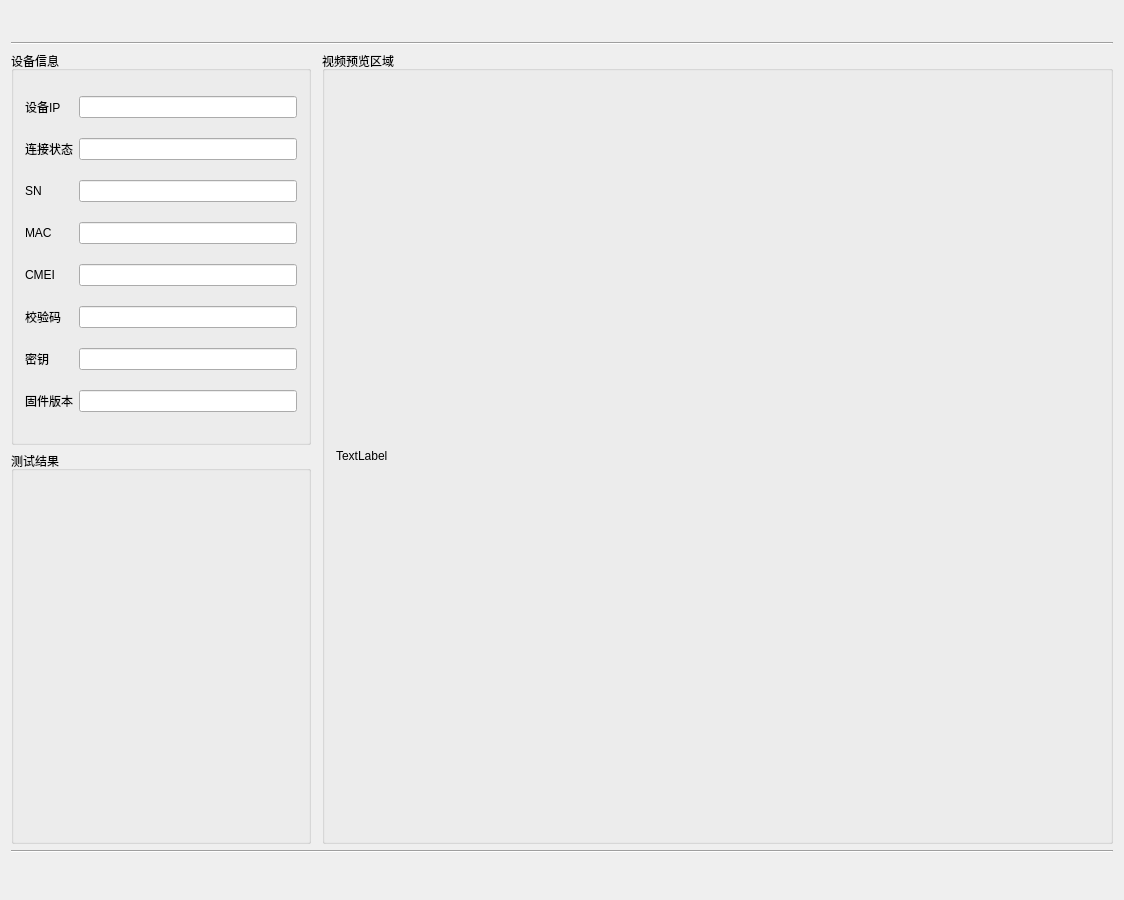
MMQQING/IPCTestDemo, file IPCTestDemo/IPCTestDemo.ui: the form before one commit.
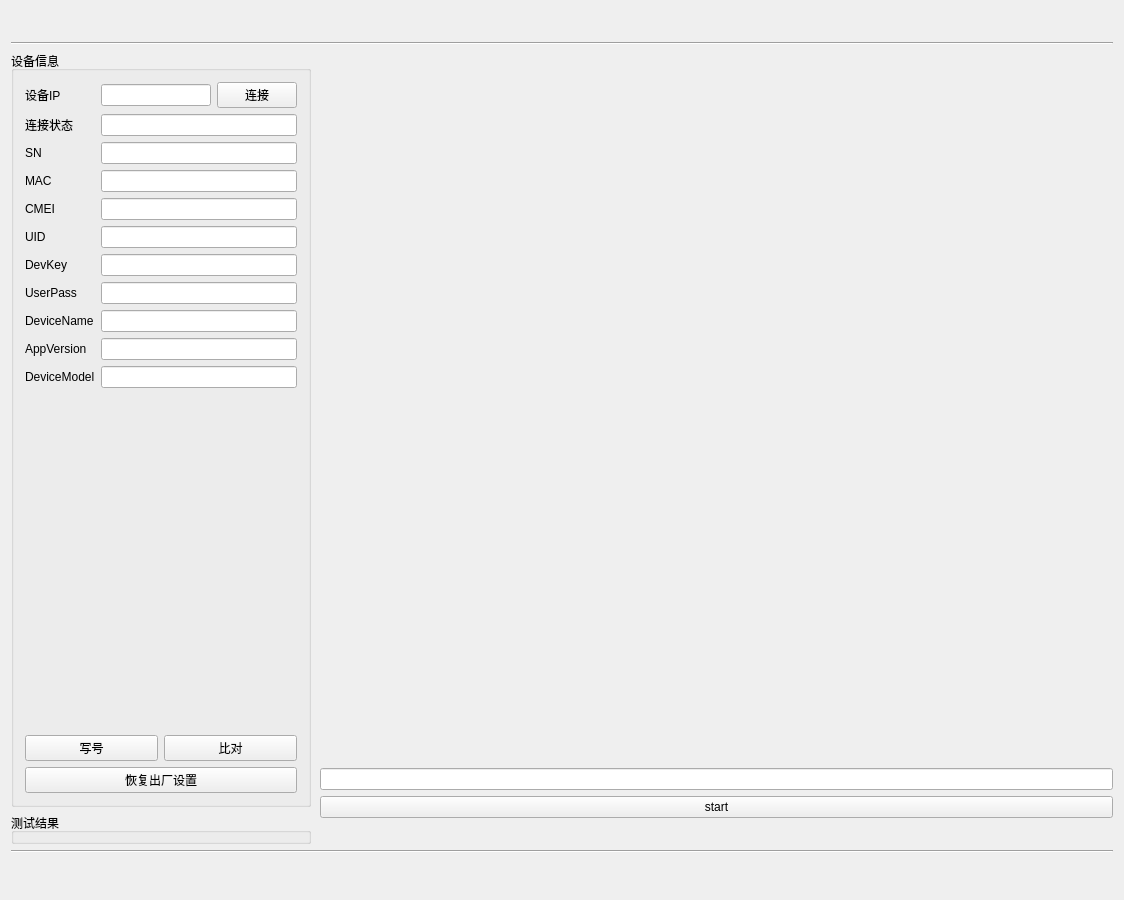
The form after the commit. Custom widgets are drawn as their Qt base class.

```diff
--- a/IPCTestDemo/IPCTestDemo.ui
+++ b/IPCTestDemo/IPCTestDemo.ui
@@ -98,17 +98,56 @@
              <property name="title">
               <string>设备信息</string>
              </property>
+             <layout class="QVBoxLayout" name="verticalLayout_5">
+              <item>
+               <layout class="QVBoxLayout" name="verticalLayout_4">
+                <property name="spacing">
+                 <number>6</number>
+                </property>
+                <item>
              <layout class="QGridLayout" name="gridLayout_4">
-              <item row="0" column="0">
-               <widget class="QLabel" name="label_IP">
+                  <item row="7" column="0">
+                   <widget class="QLabel" name="label_UserPass">
                 <property name="text">
-                 <string>设备IP</string>
+                     <string>UserPass</string>
                 </property>
                </widget>
               </item>
-              <item row="0" column="1">
+                  <item row="4" column="0">
+                   <widget class="QLabel" name="label_CMEI">
+                    <property name="text">
+                     <string>CMEI</string>
+                    </property>
+                   </widget>
+                  </item>
+                  <item row="8" column="0">
+                   <widget class="QLabel" name="label_DeviceName">
+                    <property name="text">
+                     <string>DeviceName</string>
+                    </property>
+                   </widget>
+                  </item>
+                  <item row="2" column="0">
+                   <widget class="QLabel" name="label_SN">
+                    <property name="text">
+                     <string>SN</string>
+                    </property>
+                   </widget>
+                  </item>
+                  <item row="0" column="2">
+                   <layout class="QHBoxLayout" name="horizontalLayout_3">
+                    <item>
                <widget class="QLineEdit" name="lineEdit_IP"/>
               </item>
+                    <item>
+                     <widget class="QPushButton" name="pushButton_2">
+                      <property name="text">
+                       <string>连接</string>
+                      </property>
+                     </widget>
+                    </item>
+                   </layout>
+                  </item>
               <item row="1" column="0">
                <widget class="QLabel" name="label_connect">
                 <property name="text">
@@ -116,18 +155,11 @@
                 </property>
                </widget>
               </item>
-              <item row="1" column="1">
+                  <item row="1" column="2">
                <widget class="QLineEdit" name="lineEdit_connect"/>
               </item>
-              <item row="2" column="0">
-               <widget class="QLabel" name="label_SN">
-                <property name="text">
-                 <string>SN</string>
-                </property>
-               </widget>
-              </item>
-              <item row="2" column="1">
-               <widget class="QLineEdit" name="lineEdit_SN"/>
+                  <item row="8" column="2">
+                   <widget class="QLineEdit" name="lineEdit_DeviceName"/>
               </item>
               <item row="3" column="0">
                <widget class="QLabel" name="label_MAC">
@@ -136,48 +168,109 @@
                 </property>
                </widget>
               </item>
-              <item row="3" column="1">
-               <widget class="QLineEdit" name="lineEdit_MAC"/>
-              </item>
-              <item row="4" column="0">
-               <widget class="QLabel" name="label_CMEI">
+                  <item row="7" column="2">
+                   <widget class="QLineEdit" name="lineEdit_UserPass"/>
+                  </item>
+                  <item row="9" column="0">
+                   <widget class="QLabel" name="label_AppVersion">
                 <property name="text">
-                 <string>CMEI</string>
+                     <string>AppVersion</string>
                 </property>
                </widget>
               </item>
-              <item row="4" column="1">
-               <widget class="QLineEdit" name="lineEdit_CMEI"/>
+                  <item row="0" column="0">
+                   <widget class="QLabel" name="label_IP">
+                    <property name="text">
+                     <string>设备IP</string>
+                    </property>
+                   </widget>
               </item>
               <item row="5" column="0">
                <widget class="QLabel" name="label_checkCode">
                 <property name="text">
-                 <string>校验码</string>
+                     <string>UID</string>
                 </property>
                </widget>
               </item>
-              <item row="5" column="1">
-               <widget class="QLineEdit" name="lineEdit_checkCode"/>
+                  <item row="2" column="2">
+                   <widget class="QLineEdit" name="lineEdit_SN"/>
               </item>
               <item row="6" column="0">
                <widget class="QLabel" name="label_key">
                 <property name="text">
-                 <string>密钥</string>
+                     <string>DevKey</string>
                 </property>
                </widget>
               </item>
-              <item row="6" column="1">
-               <widget class="QLineEdit" name="lineEdit_key"/>
-              </item>
-              <item row="7" column="0">
-               <widget class="QLabel" name="label_firmVer">
+                  <item row="9" column="2">
+                   <widget class="QLineEdit" name="lineEdit_AppVersion"/>
+                  </item>
+                  <item row="5" column="2">
+                   <widget class="QLineEdit" name="lineEdit_UID"/>
+                  </item>
+                  <item row="6" column="2">
+                   <widget class="QLineEdit" name="lineEdit_DevKey"/>
+                  </item>
+                  <item row="4" column="2">
+                   <widget class="QLineEdit" name="lineEdit_CMEI"/>
+                  </item>
+                  <item row="3" column="2">
+                   <widget class="QLineEdit" name="lineEdit_MAC"/>
+                  </item>
+                  <item row="10" column="0">
+                   <widget class="QLabel" name="label_DeviceModel">
                 <property name="text">
-                 <string>固件版本</string>
+                     <string>DeviceModel</string>
                 </property>
                </widget>
               </item>
-              <item row="7" column="1">
-               <widget class="QLineEdit" name="lineEdit_firmVer"/>
+                  <item row="10" column="2">
+                   <widget class="QLineEdit" name="lineEdit_DeviceModel"/>
+                  </item>
+                 </layout>
+                </item>
+                <item>
+                 <spacer name="verticalSpacer">
+                  <property name="orientation">
+                   <enum>Qt::Vertical</enum>
+                  </property>
+                  <property name="sizeHint" stdset="0">
+                   <size>
+                    <width>20</width>
+                    <height>40</height>
+                   </size>
+                  </property>
+                 </spacer>
+                </item>
+                <item>
+                 <layout class="QHBoxLayout" name="horizontalLayout_4">
+                  <item>
+                   <widget class="QPushButton" name="write_Button">
+                    <property name="text">
+                     <string>写号</string>
+                    </property>
+                   </widget>
+                  </item>
+                  <item>
+                   <widget class="QPushButton" name="compar_Button">
+                    <property name="text">
+                     <string>比对</string>
+                    </property>
+                   </widget>
+                  </item>
+                 </layout>
+                </item>
+                <item>
+                 <widget class="QPushButton" name="default_Button">
+                  <property name="text">
+                   <string>恢复出厂设置</string>
+                  </property>
+                 </widget>
+                </item>
+                <item>
+                 <layout class="QHBoxLayout" name="horizontalLayout_2"/>
+                </item>
+               </layout>
               </item>
              </layout>
             </widget>
@@ -201,6 +294,9 @@
         <item>
          <widget class="QWidget" name="widget_5" native="true">
           <layout class="QVBoxLayout" name="verticalLayout_2">
+           <property name="leftMargin">
+            <number>9</number>
+           </property>
            <property name="topMargin">
             <number>0</number>
            </property>
@@ -210,26 +306,34 @@
            <property name="bottomMargin">
             <number>0</number>
            </property>
-           <item>
-            <widget class="QGroupBox" name="groupBox">
-             <property name="title">
-              <string>视频预览区域</string>
-             </property>
-             <layout class="QVBoxLayout" name="verticalLayout_3">
               <item>
                <widget class="QLabel" name="label">
-                <property name="sizePolicy">
-                 <sizepolicy hsizetype="Expanding" vsizetype="Expanding">
-                  <horstretch>0</horstretch>
-                  <verstretch>0</verstretch>
-                 </sizepolicy>
-                </property>
+             <property name="text">
+              <string/>
+             </property>
+            </widget>
+           </item>
+           <item>
+            <widget class="QLineEdit" name="lineEdit"/>
+           </item>
+           <item>
+            <widget class="QPushButton" name="pushButton">
                 <property name="text">
-                 <string>TextLabel</string>
+              <string>start</string>
                 </property>
                </widget>
               </item>
-             </layout>
+           <item>
+            <widget class="QLabel" name="label_2">
+             <property name="maximumSize">
+              <size>
+               <width>16777215</width>
+               <height>20</height>
+              </size>
+             </property>
+             <property name="text">
+              <string/>
+             </property>
             </widget>
            </item>
           </layout>
```
Left out of the diff: 8 changed lines with no effect on the pictures. Lines whose indentation alone changed are shown as unchanged.
